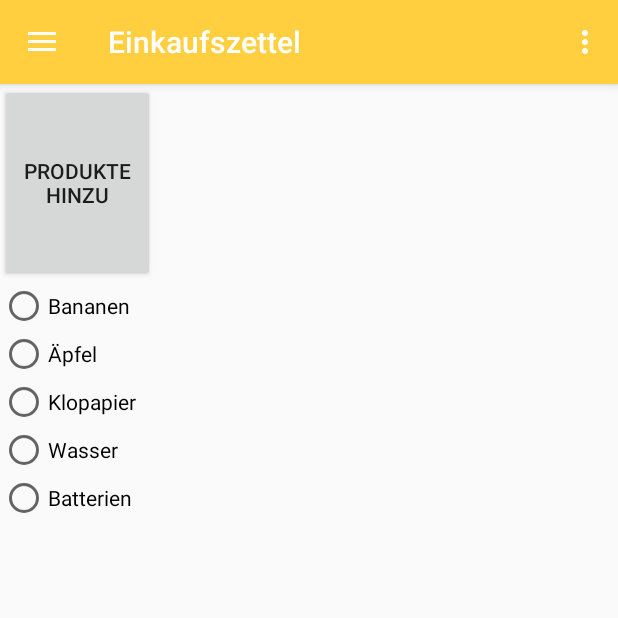
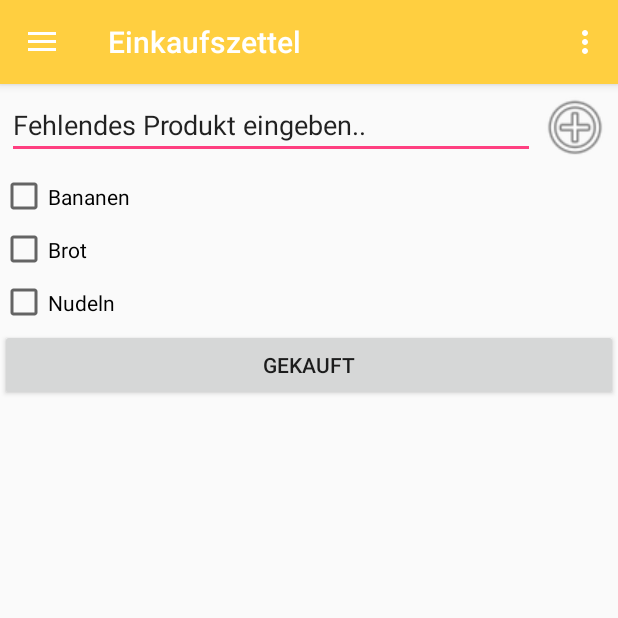
Before and after one commit to Wieee/WGPlaner, an Android app: the screen it shows after launch (MainActivity), after a tap on "Einkaufszettel", on a phone screen of 412 x 824 dp, the top half of it. Run offline under Robolectric (Android 15) with nearby library versions, the phone set to English and light mode, and no system bars; 1 other tap on this screen came first.

Commit message:
Einkaufszettel Design Idea

```diff
--- a/app/src/main/res/layout/fragment_einkaufszettel.xml
+++ b/app/src/main/res/layout/fragment_einkaufszettel.xml
@@ -1,63 +1,74 @@
 <?xml version="1.0" encoding="utf-8"?>
-<LinearLayout xmlns:android="http://schemas.android.com/apk/res/android"
+<LinearLayout
+    xmlns:android="http://schemas.android.com/apk/res/android"
     xmlns:app="http://schemas.android.com/apk/res-auto"
     android:layout_width="match_parent"
     android:layout_height="match_parent"
-    android:orientation="vertical"
-    app:layout_collapseParallaxMultiplier="1.0">
+    app:layout_collapseParallaxMultiplier="1.0"
+    android:orientation="vertical">
 
-    <Button
-        android:id="@+id/add_product_btn"
-        android:layout_width="103dp"
+    <LinearLayout
+        android:layout_width="match_parent"
+        android:layout_height="wrap_content"
+        android:layout_margin="3dp"
+        android:orientation="horizontal">
 
+        <EditText
+            android:id="@+id/editText"
+            android:layout_width="wrap_content"
+            android:layout_height="wrap_content"
+            android:layout_margin="1dp"
+            android:layout_weight="1"
+            android:ems="10"
+            android:inputType="textPersonName"
+            android:text="Fehlendes Produkt eingeben.." />
+
+        <Button
+            android:id="@+id/add_product_btn"
+            android:layout_width="@android:dimen/app_icon_size"
+
+            android:layout_height="@android:dimen/app_icon_size"
+            android:layout_margin="1dp"
+            android:layout_marginBottom="1dp"
+            android:layout_marginTop="1dp"
+            android:background="@android:drawable/ic_menu_add"
+            android:visibility="visible" />
+    </LinearLayout>
+
+    <LinearLayout
+        android:layout_width="match_parent"
         android:layout_height="wrap_content"
-        android:layout_weight="0.23"
-        android:text="Produkte hinzu"
-        android:visibility="visible" />
+        android:orientation="vertical">
 
-    <RadioGroup
-        android:id="@+id/product_list"
-        android:layout_width="match_parent"
-        android:layout_height="300dp"
-        android:layout_alignParentLeft="true"
-        android:layout_alignParentStart="true"
-        android:layout_below="@+id/add_product_btn"
-        android:layout_weight="1"
-        android:layout_x="1dp"
-        android:layout_y="64dp"
-        android:weightSum="1">
+        <CheckBox
+            android:id="@+id/checkBox4"
+            android:layout_width="match_parent"
+            android:layout_height="35dp"
+            android:layout_weight="1"
+            android:checked="false"
+            android:duplicateParentState="false"
+            android:text="Bananen" />
 
-        <RadioButton
-            android:id="@+id/radioButton1"
+        <CheckBox
+            android:id="@+id/checkBox5"
+            android:layout_width="match_parent"
+            android:layout_height="35dp"
+            android:layout_weight="1"
+            android:text="Brot" />
+
+        <CheckBox
+            android:id="@+id/checkBox3"
+            android:layout_width="match_parent"
+            android:layout_weight="1"
+            android:text="Nudeln"
+            android:layout_height="35dp" />
+
+        <Button
+            android:id="@+id/button3"
             android:layout_width="match_parent"
             android:layout_height="wrap_content"
-            android:text="Bananen" />
-
-        <RadioButton
-            android:id="@+id/radioButton2"
-            android:layout_width="match_parent"
-            android:layout_height="wrap_content"
-            android:text="Äpfel" />
-
-        <RadioButton
-            android:id="@+id/radioButton3"
-            android:layout_width="match_parent"
-            android:layout_height="wrap_content"
-            android:text="Klopapier" />
-
-        <RadioButton
-            android:id="@+id/radioButton4"
-            android:layout_width="match_parent"
-            android:layout_height="wrap_content"
-            android:text="Wasser" />
-
-        <RadioButton
-            android:id="@+id/radioButton5"
-            android:layout_width="match_parent"
-            android:layout_height="wrap_content"
-            android:text="Batterien" />
-
-
-    </RadioGroup>
+            android:layout_weight="1"
+            android:text="gekauft" />
+    </LinearLayout>
 
 </LinearLayout>
```
